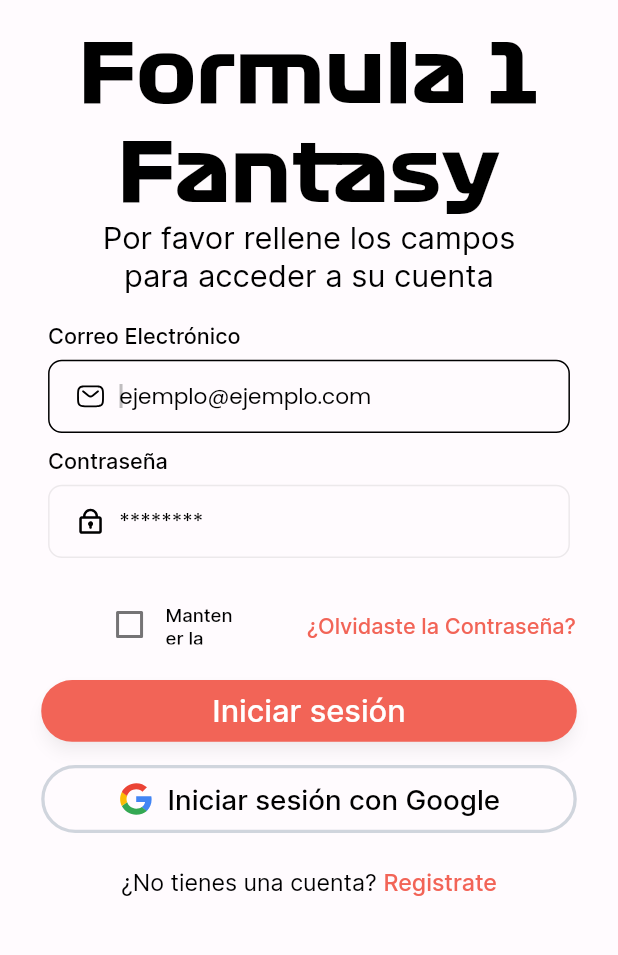
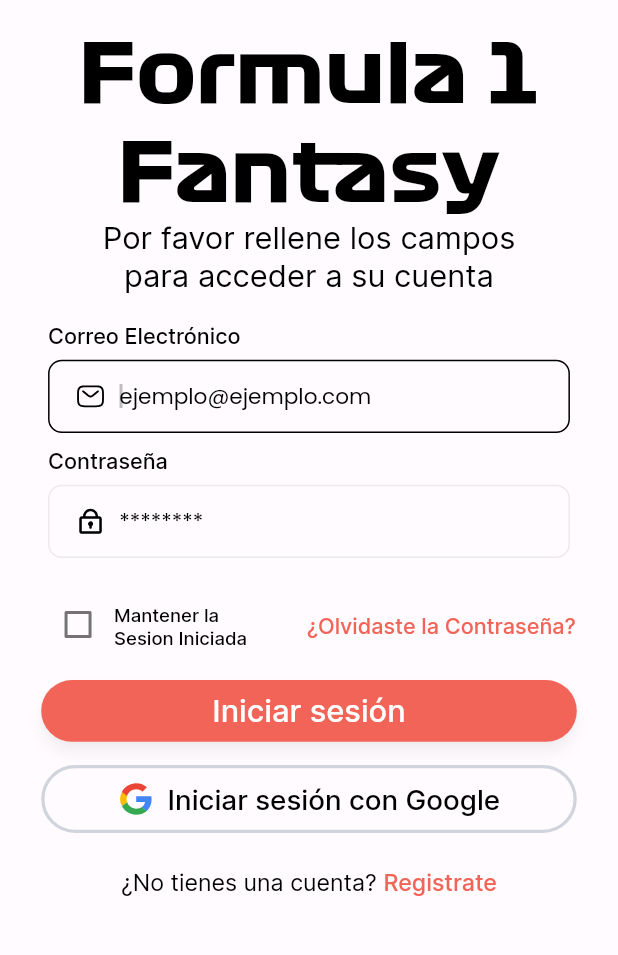
Before and after one commit to F1FantasyMulWeb/FantasyF1, a Flutter app: the screen it shows after launch, after a tap on "Vamos allá!", on a phone screen of 412 x 824 dp, the part 205-1160 px from its top. Run offline on Flutter 3.47's test engine with Material 2 defaults, Android fonts, the phone set to English and light mode, and no system bars; our stand-ins replace cached_network_image, flutter_svg, flutter_svg_provider.

Commit message:
Check Box Funcional, texto negrita -- Junior

```diff
--- a/lib/presentation/loginscreen_screen/loginscreen_screen.dart
+++ b/lib/presentation/loginscreen_screen/loginscreen_screen.dart
@@ -203,48 +203,37 @@ class _LoginscreenScreenState extends State<LoginscreenScreen> {
                                                               ),
                                                             ),
                                                             Align(
-                                                              alignment: Alignment
-                                                                  .centerLeft,
-                                                              child: Container(
-                                                                width: 86.h,
-                                                                margin: EdgeInsets
-                                                                    .only(
-                                                                        left: 30
-                                                                            .h),
+                                                              alignment: Alignment.centerLeft,
+                                                              child: Flexible(
                                                                 child: Row(
+                                                                  mainAxisAlignment: MainAxisAlignment.start,
                                                                   children: <Widget>[
                                                                     Checkbox(
-                                                                      value:
-                                                                          _isChecked,
-                                                                      onChanged:
-                                                                          (bool?
-                                                                              value) {
-                                                                        if (value !=
-                                                                            null) {
-                                                                          setState(
-                                                                              () {
-                                                                            _isChecked =
-                                                                                value;
+                                                                      value: _isChecked,
+                                                                      onChanged: (bool? value) {
+                                                                        if (value != null) {
+                                                                          setState(() {
+                                                                            _isChecked = value;
                                                                           });
                                                                         }
                                                                       },
                                                                     ),
-                                                                    Expanded(
-                                                                      child: Text(
-                                                                          "msg_mantener_la_sesion"
-                                                                              .tr,
-                                                                          maxLines:
-                                                                              2,
-                                                                          overflow: TextOverflow
-                                                                              .ellipsis,
-                                                                          style: theme
-                                                                              .textTheme
-                                                                              .labelLarge),
-                                                                    )
+                                                                    Wrap(
+                                                                      alignment: WrapAlignment.start,
+                                                                      children: <Widget>[
+                                                                        Text(
+                                                                          "msg_mantener_la_sesion".tr,
+                                                                          maxLines: 2,
+                                                                          overflow: TextOverflow.ellipsis,
+                                                                          style: theme.textTheme.labelLarge,
+                                                                        ),
+                                                                      ],
+                                                                    ),
                                                                   ],
                                                                 ),
                                                               ),
                                                             )
+
                                                           ])))
                                             ])),
                                     SizedBox(height: 23.v),
```
